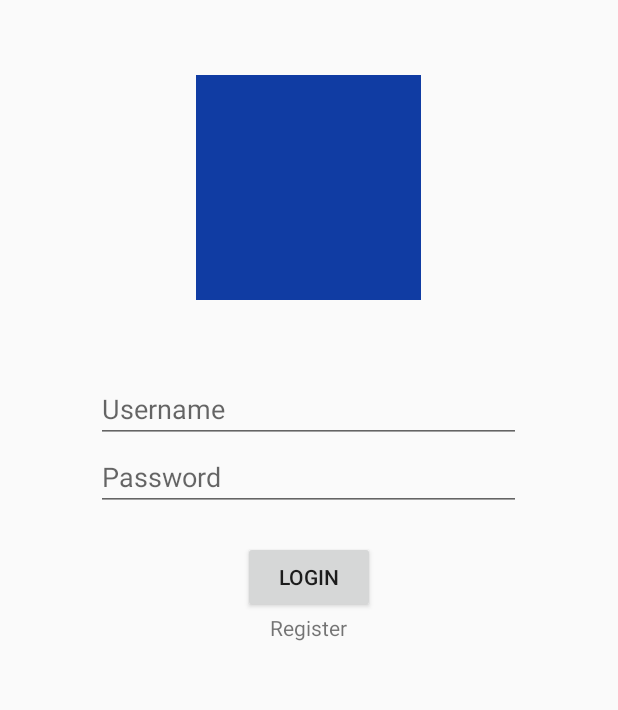
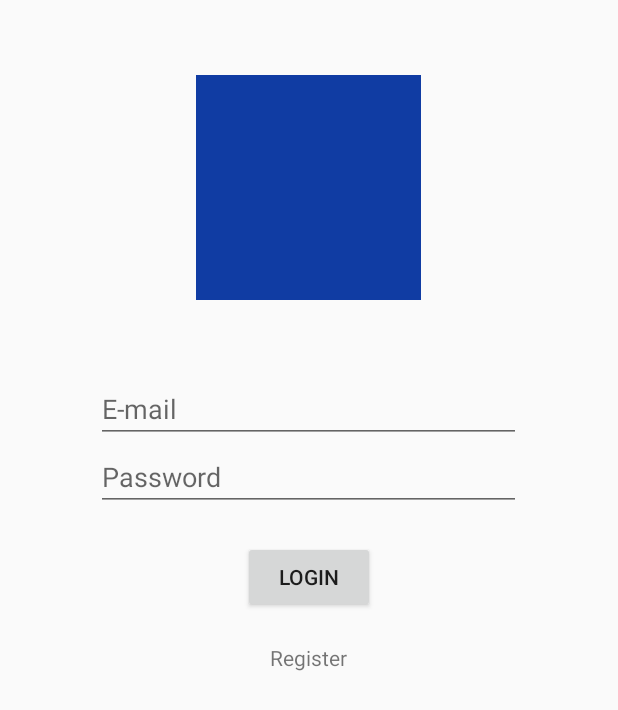
Before and after one commit to Micasou/ATandTHackathonSeattleMarch18th, an Android app: the layout activity_login.xml on its own in the app's theme, with its tools: preview values and no code run, on a phone screen of 412 x 824 dp. Shown: the top 710 px of the screen. Run offline under Robolectric (Android 15) with nearby library versions, the phone set to English and light mode, and no system bars.

```diff
--- a/app/src/main/res/layout/activity_login.xml
+++ b/app/src/main/res/layout/activity_login.xml
@@ -47,7 +47,7 @@
                 android:ems="10"
                 android:id="@+id/loginUsername"
                 android:layout_weight="5"
-                android:hint="Username" />
+                android:hint="E-mail" />
 
             <Space
                 android:layout_width="50dp"
@@ -73,7 +73,7 @@
             <EditText
                 android:layout_width="wrap_content"
                 android:layout_height="wrap_content"
-                android:inputType="textPersonName"
+                android:inputType="textPassword"
                 android:ems="10"
                 android:id="@+id/loginPass"
                 android:layout_weight="5"
@@ -97,6 +97,11 @@
             android:id="@+id/loginLoginBtn"
             android:layout_gravity="center_horizontal" />
 
+        <Space
+            android:layout_width="match_parent"
+            android:layout_height="20dp"
+            android:layout_gravity="center_horizontal" />
+
         <TextView
             android:layout_width="wrap_content"
             android:layout_height="wrap_content"
@@ -104,5 +109,10 @@
             android:id="@+id/loginRegisterText"
             android:layout_gravity="center_horizontal" />
 
+        <Space
+            android:layout_width="match_parent"
+            android:layout_height="50dp"
+            android:layout_gravity="center_horizontal" />
+
     </LinearLayout>
 </ScrollView>
```
Also changed, not shown: app/src/main/AndroidManifest.xml (+4 -4 lines), app/src/main/java/edu/washington/chau93/hvz_app/LoginActivity.java (+37 -7 lines), app/src/main/java/edu/washington/chau93/hvz_app/RegisterActivity.java (+71 -5 lines), app/src/main/res/layout/activity_register.xml (+6 -1 lines), 1 other file.
